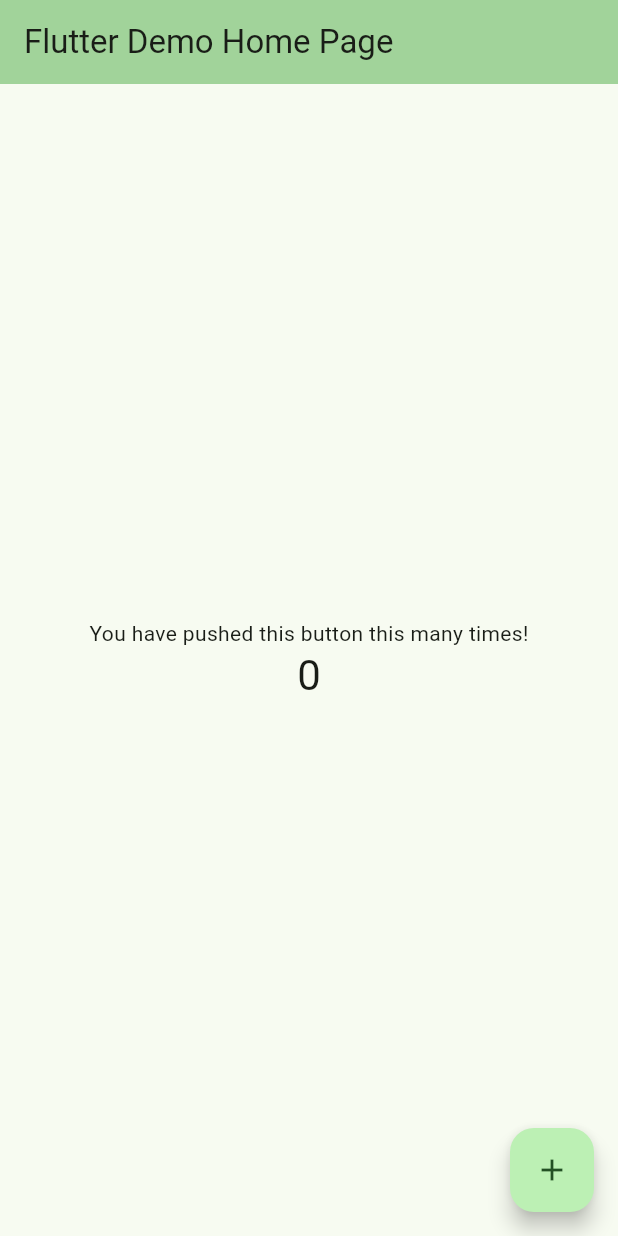
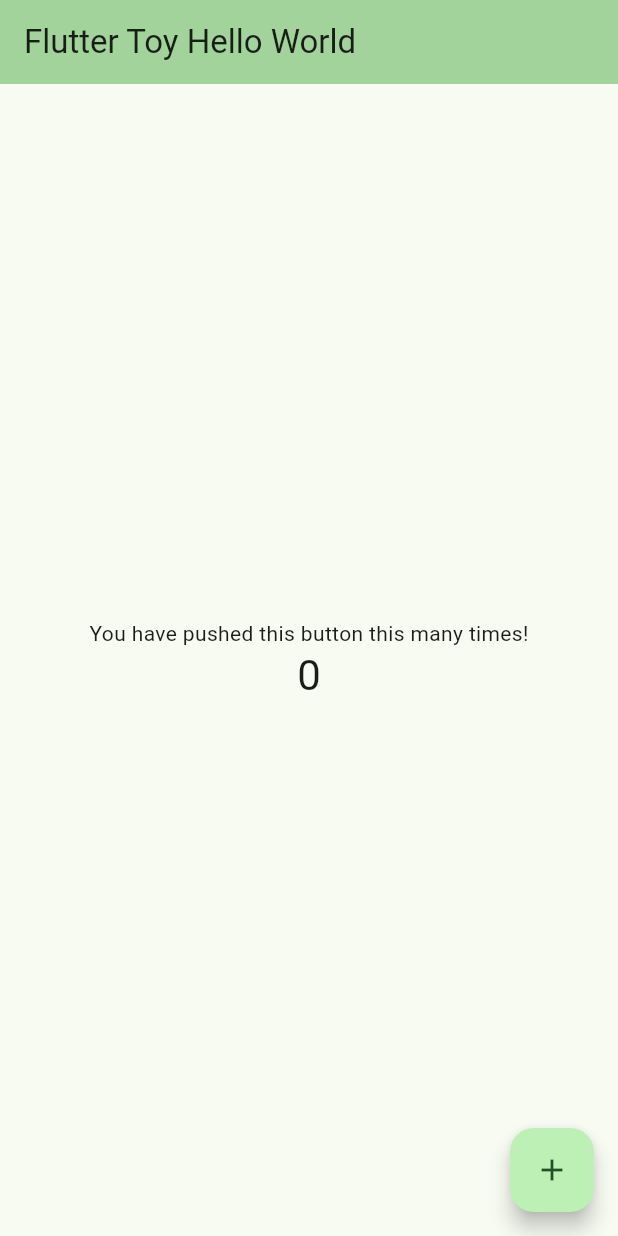
Before and after one commit to Aadityajoshi151/toyversion, a Flutter app: the screen it shows after launch, on a phone screen of 412 x 824 dp. Run offline on Flutter 3.47's test engine with Material 3 defaults, Android fonts, the phone set to English and light mode, and no system bars.

Commit message:
feat: changes appbar title

```diff
--- a/lib/main.dart
+++ b/lib/main.dart
@@ -31,7 +31,7 @@
         colorScheme: ColorScheme.fromSeed(seedColor: Colors.green),
         useMaterial3: true,
       ),
-      home: const MyHomePage(title: 'Flutter Demo Home Page'),
+      home: const MyHomePage(title: 'Flutter Toy Hello World'),
     );
   }
 }
```
